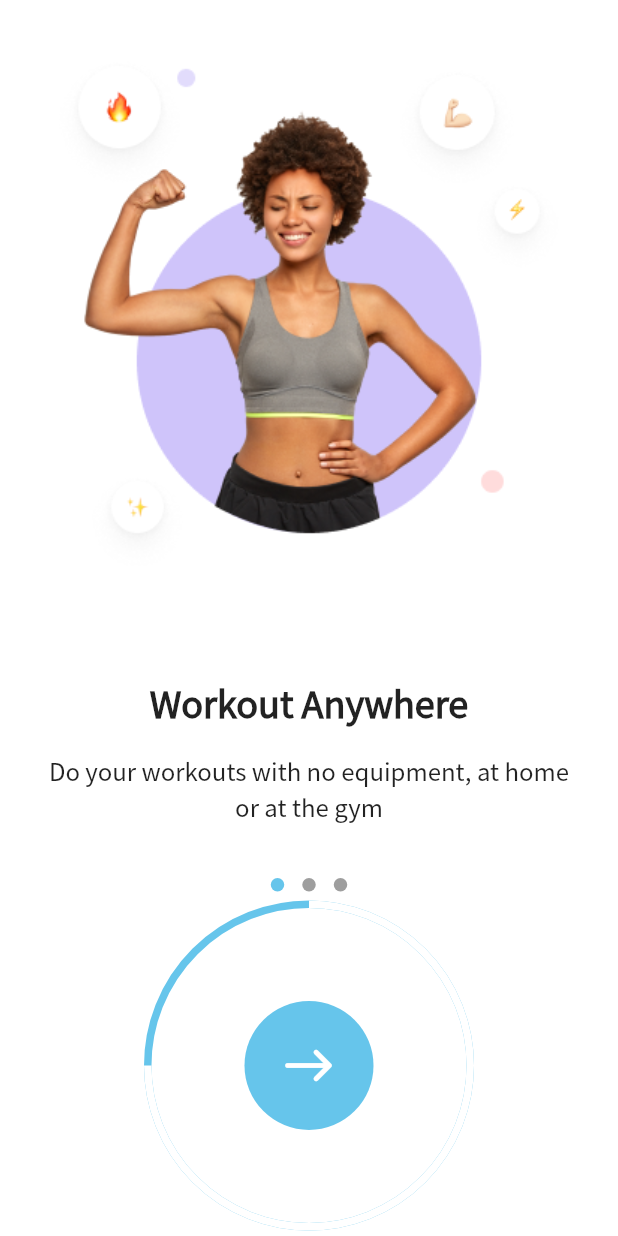
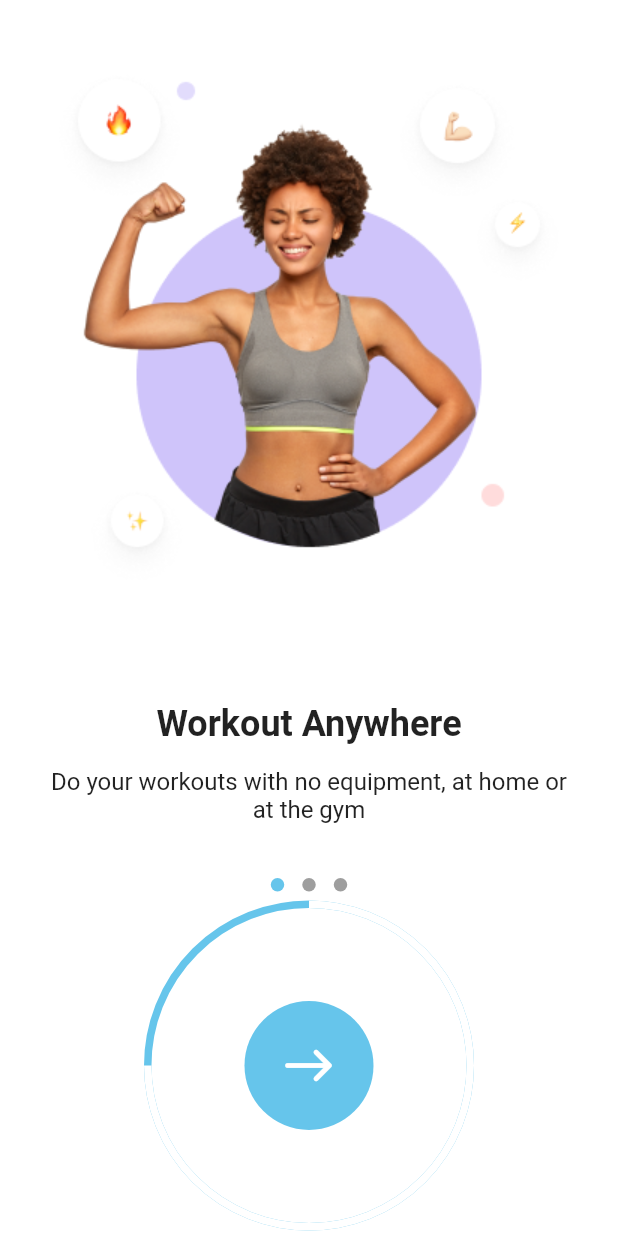
Before and after one commit to mobisa-012/Fitness-App-UI, a Flutter app: the screen it shows after launch, on a phone screen of 412 x 824 dp. Run offline on Flutter 3.47's test engine with Material 2 defaults, Android fonts, the phone set to English and light mode, and no system bars; drawn by our look-alikes of dots_indicator, percent_indicator; our stand-ins replace bloc, chewie, firebase_auth, firebase_core, firebase_storage, flutter_bloc and 6 more; accounts and stored records are empty.

Commit message:
main file updat

```diff
--- a/flex_ui/lib/main.dart
+++ b/flex_ui/lib/main.dart
@@ -57,7 +57,7 @@ class _MyAppState extends State<MyApp> {
       title: 'Flex Fitness',
       theme: ThemeData(
         textTheme: const TextTheme(bodyText1: TextStyle(color: AppColors.textColor)),
-        fontFamily: 'NotoSansKR',
+        //fontFamily: 'NotoSansKR',
         scaffoldBackgroundColor: Colors.white,
         visualDensity: VisualDensity.adaptivePlatformDensity
       ),
```
